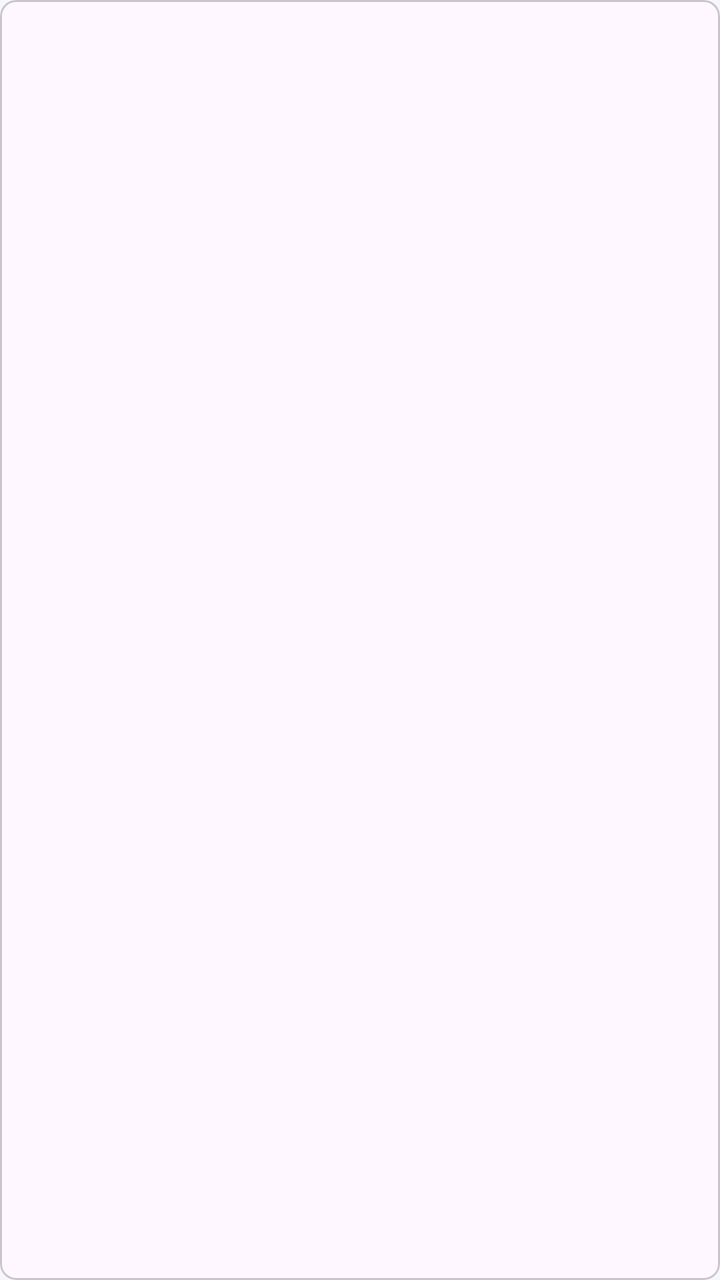
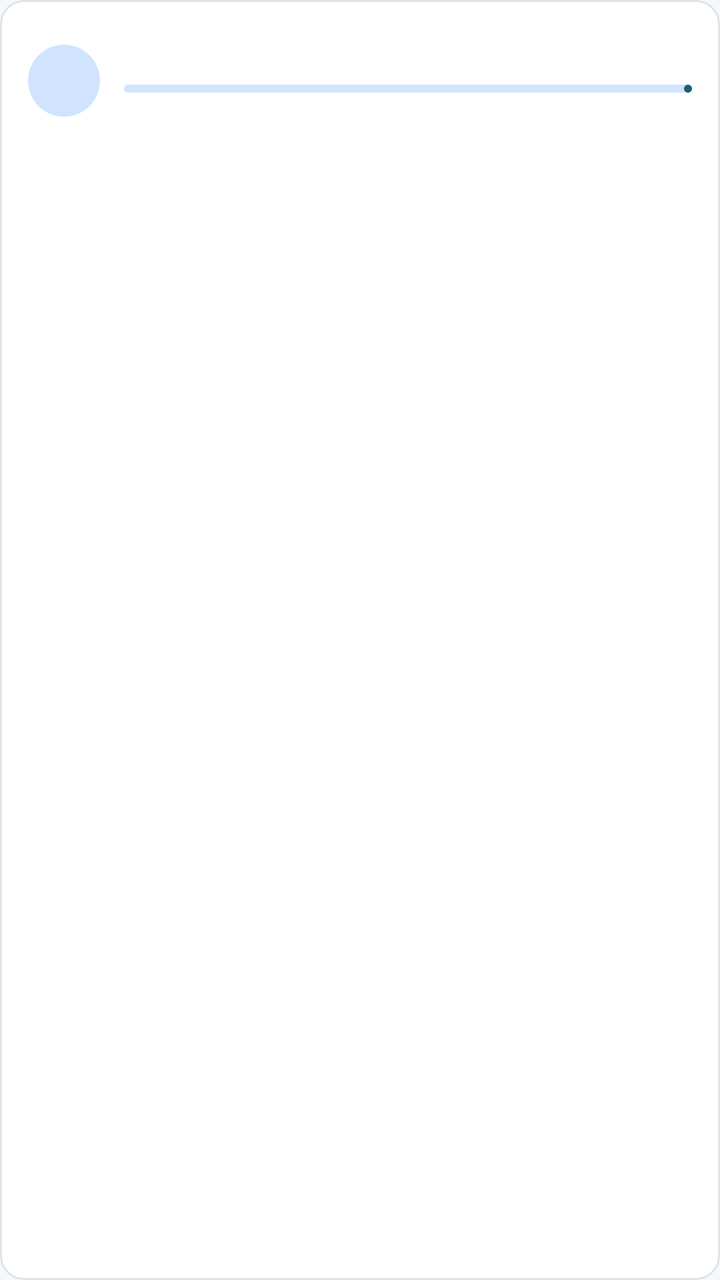

Two renders of the same Android screen: before a commit and after it. Below are the layout's source before the change and the commit's diff.
<!-- AndroidManifest.xml: application theme Theme.TakeControl -->
<!-- res/layout/item_leaderboard_entry.xml -->
<?xml version="1.0" encoding="utf-8"?>
<com.google.android.material.card.MaterialCardView xmlns:android="http://schemas.android.com/apk/res/android"
    xmlns:app="http://schemas.android.com/apk/res-auto"
    android:layout_width="match_parent"
    android:layout_height="wrap_content"
    android:layout_marginBottom="8dp"
    app:cardCornerRadius="8dp">

    <LinearLayout
        android:layout_width="match_parent"
        android:layout_height="wrap_content"
        android:gravity="center_vertical"
        android:orientation="horizontal"
        android:padding="12dp">

        <TextView
            android:id="@+id/rankText"
            android:layout_width="32dp"
            android:layout_height="wrap_content"
            android:textColor="@color/primary"
            android:textSize="18sp"
            android:textStyle="bold" />

        <LinearLayout
            android:layout_width="0dp"
            android:layout_height="wrap_content"
            android:layout_weight="1"
            android:orientation="vertical">

            <TextView
                android:id="@+id/nameText"
                android:layout_width="match_parent"
                android:layout_height="wrap_content"
                android:textColor="@color/text_primary"
                android:textStyle="bold" />

            <TextView
                android:id="@+id/percentText"
                android:layout_width="match_parent"
                android:layout_height="wrap_content"
                android:textColor="@color/text_secondary" />
        </LinearLayout>
    </LinearLayout>
</com.google.android.material.card.MaterialCardView>
<!-- resources referenced by this layout -->
<resources>
  <color name="primary">#1B5E73</color>
  <color name="text_primary">#1A1C1E</color>
  <color name="text_secondary">#44474E</color>
  <style name="Theme.TakeControl" parent="Theme.Material3.Light.NoActionBar">
          <item name="colorPrimary">@color/primary</item>
          <item name="colorPrimaryDark">@color/primary_dark</item>
          <item name="colorSecondary">@color/secondary</item>
          <item name="android:statusBarColor">@android:color/transparent</item>
          <item name="android:windowLightStatusBar">false</item>
          <item name="android:windowBackground">@color/background</item>
      </style>
  <color name="primary_dark">#0F3D4D</color>
  <color name="secondary">#4CAF93</color>
  <color name="background">#F5F7FA</color>
</resources>

<!-- the commit's change to res/layout/item_leaderboard_entry.xml (unified diff, before → after) -->
@@ -1,29 +1,36 @@
 <?xml version="1.0" encoding="utf-8"?>
 <com.google.android.material.card.MaterialCardView xmlns:android="http://schemas.android.com/apk/res/android"
     xmlns:app="http://schemas.android.com/apk/res-auto"
+    android:id="@+id/leaderboardCard"
     android:layout_width="match_parent"
     android:layout_height="wrap_content"
     android:layout_marginBottom="8dp"
-    app:cardCornerRadius="8dp">
+    app:cardCornerRadius="12dp"
+    app:cardElevation="0dp"
+    app:strokeWidth="1dp"
+    app:strokeColor="@color/surface_variant">
 
     <LinearLayout
         android:layout_width="match_parent"
         android:layout_height="wrap_content"
         android:gravity="center_vertical"
         android:orientation="horizontal"
-        android:padding="12dp">
+        android:padding="14dp">
 
         <TextView
             android:id="@+id/rankText"
-            android:layout_width="32dp"
-            android:layout_height="wrap_content"
+            android:layout_width="36dp"
+            android:layout_height="36dp"
+            android:background="@drawable/bg_rank_badge"
+            android:gravity="center"
             android:textColor="@color/primary"
-            android:textSize="18sp"
+            android:textSize="14sp"
             android:textStyle="bold" />
 
         <LinearLayout
             android:layout_width="0dp"
             android:layout_height="wrap_content"
+            android:layout_marginStart="12dp"
             android:layout_weight="1"
             android:orientation="vertical">
 
@@ -32,13 +39,25 @@
                 android:layout_width="match_parent"
                 android:layout_height="wrap_content"
                 android:textColor="@color/text_primary"
+                android:textSize="15sp"
                 android:textStyle="bold" />
+
+            <com.google.android.material.progressindicator.LinearProgressIndicator
+                android:id="@+id/progressBar"
+                android:layout_width="match_parent"
+                android:layout_height="6dp"
+                android:layout_marginTop="8dp"
+                app:indicatorColor="@color/primary"
+                app:trackColor="@color/primary_container"
+                app:trackCornerRadius="3dp" />
 
             <TextView
                 android:id="@+id/percentText"
                 android:layout_width="match_parent"
                 android:layout_height="wrap_content"
-                android:textColor="@color/text_secondary" />
+                android:layout_marginTop="4dp"
+                android:textColor="@color/text_secondary"
+                android:textSize="12sp" />
         </LinearLayout>
     </LinearLayout>
 </com.google.android.material.card.MaterialCardView>
<!-- resource entries referenced after the edit -->
@@ -1,18 +1,37 @@
 <!-- resources referenced by this layout -->
 <resources>
   <color name="primary">#1B5E73</color>
+  <color name="primary_container">#D1E4FF</color>
+  <color name="surface_variant">#DEE3EB</color>
   <color name="text_primary">#1A1C1E</color>
   <color name="text_secondary">#44474E</color>
+  <!-- drawable bg_rank_badge (drawable) -->
+  <?xml version="1.0" encoding="utf-8"?>
+  <shape xmlns:android="http://schemas.android.com/apk/res/android"
+      android:shape="oval">
+      <solid android:color="@color/primary_container" />
+      <size
+          android:width="36dp"
+          android:height="36dp" />
+  </shape>
   <style name="Theme.TakeControl" parent="Theme.Material3.Light.NoActionBar">
           <item name="colorPrimary">@color/primary</item>
           <item name="colorPrimaryDark">@color/primary_dark</item>
           <item name="colorSecondary">@color/secondary</item>
+          <item name="colorOnPrimary">@color/on_primary</item>
+          <item name="colorSurface">@color/surface</item>
           <item name="android:statusBarColor">@android:color/transparent</item>
           <item name="android:windowLightStatusBar">false</item>
           <item name="android:windowBackground">@color/background</item>
+          <item name="materialButtonStyle">@style/Widget.TakeControl.Button</item>
       </style>
   <color name="primary_dark">#0F3D4D</color>
   <color name="secondary">#4CAF93</color>
+  <color name="on_primary">#FFFFFF</color>
+  <color name="surface">#FFFFFF</color>
   <color name="background">#F5F7FA</color>
+  <style name="Widget.TakeControl.Button" parent="Widget.Material3.Button">
+          <item name="cornerRadius">12dp</item>
+      </style>
 </resources>
 
